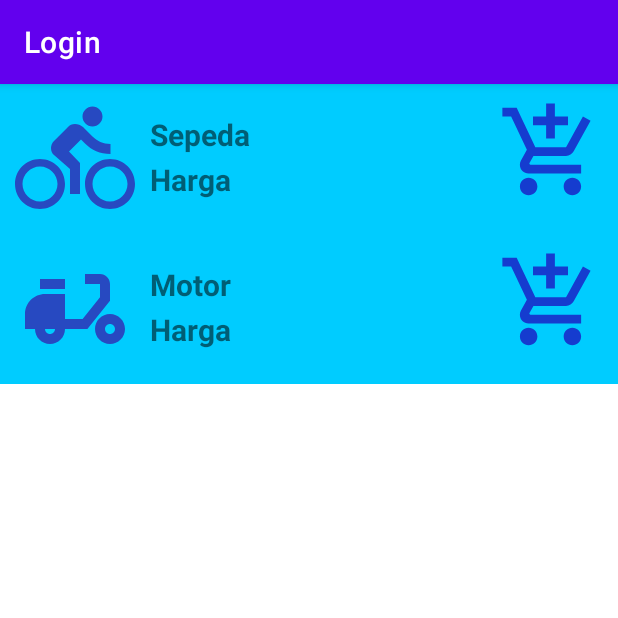
After one commit to rifqihuda/Login, an Android app: the Barang screen opened directly, with no data from a screen before it, on a phone screen of 412 x 824 dp, the top half of it. The commit adds this screen. Run offline under Robolectric (Android 15) with nearby library versions, the phone set to English and light mode, and no system bars.

Commit message:
CommitLogin

```diff
--- /dev/null
+++ b/app/src/main/java/com/example/login/Adapter/Adapter_Barang.java
@@ -0,0 +1,61 @@
+package com.example.login.Adapter;
+
+import android.annotation.SuppressLint;
+import android.content.Context;
+import android.view.LayoutInflater;
+import android.view.View;
+import android.view.ViewGroup;
+import android.widget.ImageView;
+import android.widget.TextView;
+
+import androidx.annotation.NonNull;
+import androidx.recyclerview.widget.RecyclerView;
+
+import com.example.login.Model.m_barang;
+import com.example.login.R;
+
+import java.util.ArrayList;
+
+public class Adapter_Barang extends RecyclerView.Adapter<Adapter_Barang.BarangViewHolder> {
+    private final Context mCtx;
+    private final ArrayList<m_barang> listBarang;
+
+    public Adapter_Barang(Context mCtx, ArrayList<m_barang> listHasil) {
+        this.mCtx = mCtx;
+        this.listBarang = listHasil;
+    }
+
+    @NonNull
+    @Override
+    public BarangViewHolder onCreateViewHolder(@NonNull ViewGroup parent, int viewType) {
+        LayoutInflater inflater = LayoutInflater.from(mCtx);
+        @SuppressLint("InflateParams") View view = inflater.inflate(R.layout.list_barang, null);
+        return new BarangViewHolder(view);
+    }
+
+    @Override
+    public void onBindViewHolder(@NonNull BarangViewHolder holder, int position) {
+        m_barang mb = listBarang.get(position);
+        holder.tvNama.setText(mb.getNama_barang());
+        holder.imgBarang.setImageResource(mb.getImg());
+//        holder.tvNama.setText(mb.nama_barang);
+    }
+
+    @Override
+    public int getItemCount() {
+        return listBarang.size();
+    }
+
+    static class BarangViewHolder extends RecyclerView.ViewHolder {
+
+        TextView tvNama;
+        ImageView imgBarang;
+
+        public BarangViewHolder(View itemView) {
+            super(itemView);
+
+            tvNama = itemView.findViewById(R.id.tvNama);
+            imgBarang = itemView.findViewById(R.id.imgBrg);
+        }
+    }
+}
--- /dev/null
+++ b/app/src/main/java/com/example/login/Barang.java
@@ -0,0 +1,54 @@
+package com.example.login;
+
+import android.os.Bundle;
+
+import androidx.appcompat.app.AppCompatActivity;
+import androidx.recyclerview.widget.LinearLayoutManager;
+import androidx.recyclerview.widget.RecyclerView;
+
+import com.example.login.Adapter.Adapter_Barang;
+import com.example.login.Model.m_barang;
+
+import java.util.ArrayList;
+
+public class Barang extends AppCompatActivity {
+    RecyclerView lvBarang;
+    ArrayList<m_barang> data;
+    Adapter_Barang adp;
+
+    @Override
+    protected void onCreate(Bundle savedInstanceState) {
+        super.onCreate(savedInstanceState);
+        setContentView(R.layout.activity_barang);
+
+        lvBarang = findViewById(R.id.lvBarang);
+
+        dataBarang();
+
+    }
+
+    public void dataBarang(){
+//        ArrayList<String> dataB = new ArrayList<>();
+//        dataB.add("Monitor");
+//        dataB.add("Mouse");
+//        dataB.add("Processor");
+//        dataB.add("Printer");
+//
+////        ArrayAdapter<String> adapter = new ArrayAdapter<String>(this,
+////                android.R.layout.simple_list_item_1, android.R.id.text1, dataB);
+////
+//        ArrayAdapter<String> adp = new ArrayAdapter<>(this,
+//                android.R.layout.simple_list_item_1, dataB);
+//
+//        lvBarang.setAdapter(adp);
+        data = new ArrayList<>();
+        data.add(new m_barang("Sepeda", R.drawable.ic_bike));
+        data.add(new m_barang("Motor", R.drawable.ic_motor));
+        adp = new Adapter_Barang(this, data);
+        LinearLayoutManager llm = new LinearLayoutManager(getApplicationContext());
+        llm.setOrientation(LinearLayoutManager.VERTICAL);
+        lvBarang.setLayoutManager(llm);
+        lvBarang.setAdapter(adp);
+    }
+
+}
--- a/app/src/main/java/com/example/login/Dashboard.java
+++ b/app/src/main/java/com/example/login/Dashboard.java
@@ -1,15 +1,18 @@
 package com.example.login;
+
+import android.content.Intent;
+import android.os.Bundle;
+import android.widget.TextView;
 
 import androidx.appcompat.app.AppCompatActivity;
 
-import android.os.Bundle;
-import android.widget.TextView;
-
 import com.example.login.helper.Helper;
+import com.google.android.material.imageview.ShapeableImageView;
 
 public class Dashboard extends AppCompatActivity {
 
     TextView tvUsername;
+    ShapeableImageView imgBocil;
 
     @Override
     protected void onCreate(Bundle savedInstanceState) {
@@ -17,7 +20,11 @@ public class Dashboard extends AppCompatActivity {
         setContentView(R.layout.activity_dashboard);
 
         tvUsername = findViewById(R.id.tvUsername);
+        imgBocil = findViewById(R.id.imgBocil);
 
         tvUsername.setText(Helper.getUsername());
+
+        imgBocil.setOnClickListener(view -> startActivity(new Intent(this, Barang.class)));
+
     }
 }
--- /dev/null
+++ b/app/src/main/java/com/example/login/Model/m_barang.java
@@ -0,0 +1,42 @@
+package com.example.login.Model;
+
+public class m_barang {
+    String id;
+    String nama_barang;
+    int img;
+
+    public m_barang(String nama_barang, int img) {
+        this.nama_barang = nama_barang;
+        this.img = img;
+    }
+
+    public m_barang(String id, String nama_barang, int img) {
+        this.id = id;
+        this.nama_barang = nama_barang;
+        this.img = img;
+    }
+
+    public String getId() {
+        return id;
+    }
+
+    public void setId(String id) {
+        this.id = id;
+    }
+
+    public String getNama_barang() {
+        return nama_barang;
+    }
+
+    public void setNama_barang(String nama_barang) {
+        this.nama_barang = nama_barang;
+    }
+
+    public int getImg() {
+        return img;
+    }
+
+    public void setImg(int img) {
+        this.img = img;
+    }
+}
--- /dev/null
+++ b/app/src/main/res/drawable/ic_bike.xml
@@ -0,0 +1,5 @@
+<vector android:autoMirrored="true" android:height="24dp"
+    android:tint="#2749C1" android:viewportHeight="24"
+    android:viewportWidth="24" android:width="24dp" xmlns:android="http://schemas.android.com/apk/res/android">
+    <path android:fillColor="@android:color/white" android:pathData="M15.5,5.5c1.1,0 2,-0.9 2,-2s-0.9,-2 -2,-2 -2,0.9 -2,2 0.9,2 2,2zM5,12c-2.8,0 -5,2.2 -5,5s2.2,5 5,5 5,-2.2 5,-5 -2.2,-5 -5,-5zM5,20.5c-1.9,0 -3.5,-1.6 -3.5,-3.5s1.6,-3.5 3.5,-3.5 3.5,1.6 3.5,3.5 -1.6,3.5 -3.5,3.5zM10.8,10.5l2.4,-2.4 0.8,0.8c1.3,1.3 3,2.1 5.1,2.1L19.1,9c-1.5,0 -2.7,-0.6 -3.6,-1.5l-1.9,-1.9c-0.5,-0.4 -1,-0.6 -1.6,-0.6s-1.1,0.2 -1.4,0.6L7.8,8.4c-0.4,0.4 -0.6,0.9 -0.6,1.4 0,0.6 0.2,1.1 0.6,1.4L11,14v5h2v-6.2l-2.2,-2.3zM19,12c-2.8,0 -5,2.2 -5,5s2.2,5 5,5 5,-2.2 5,-5 -2.2,-5 -5,-5zM19,20.5c-1.9,0 -3.5,-1.6 -3.5,-3.5s1.6,-3.5 3.5,-3.5 3.5,1.6 3.5,3.5 -1.6,3.5 -3.5,3.5z"/>
+</vector>
--- a/app/src/main/res/drawable/ic_bocil.xml
+++ b/app/src/main/res/drawable/ic_bocil.xml
@@ -1,7 +1,5 @@
 <vector android:height="24dp" android:tint="#2749C1"
     android:viewportHeight="24" android:viewportWidth="24"
     android:width="24dp" xmlns:android="http://schemas.android.com/apk/res/android">
-    <path android:fillColor="@android:color/white" android:pathData="M14.5,10.5m-1.25,0a1.25,1.25 0,1 1,2.5 0a1.25,1.25 0,1 1,-2.5 0"/>
-    <path android:fillColor="@android:color/white" android:pathData="M9.5,10.5m-1.25,0a1.25,1.25 0,1 1,2.5 0a1.25,1.25 0,1 1,-2.5 0"/>
-    <path android:fillColor="@android:color/white" android:pathData="M22.94,12.66c0.04,-0.21 0.06,-0.43 0.06,-0.66s-0.02,-0.45 -0.06,-0.66c-0.25,-1.51 -1.36,-2.74 -2.81,-3.17 -0.53,-1.12 -1.28,-2.1 -2.19,-2.91C16.36,3.85 14.28,3 12,3s-4.36,0.85 -5.94,2.26c-0.92,0.81 -1.67,1.8 -2.19,2.91 -1.45,0.43 -2.56,1.65 -2.81,3.17 -0.04,0.21 -0.06,0.43 -0.06,0.66s0.02,0.45 0.06,0.66c0.25,1.51 1.36,2.74 2.81,3.17 0.52,1.11 1.27,2.09 2.17,2.89C7.62,20.14 9.71,21 12,21s4.38,-0.86 5.97,-2.28c0.9,-0.8 1.65,-1.79 2.17,-2.89 1.44,-0.43 2.55,-1.65 2.8,-3.17zM19,14c-0.1,0 -0.19,-0.02 -0.29,-0.03 -0.2,0.67 -0.49,1.29 -0.86,1.86C16.6,17.74 14.45,19 12,19s-4.6,-1.26 -5.85,-3.17c-0.37,-0.57 -0.66,-1.19 -0.86,-1.86 -0.1,0.01 -0.19,0.03 -0.29,0.03 -1.1,0 -2,-0.9 -2,-2s0.9,-2 2,-2c0.1,0 0.19,0.02 0.29,0.03 0.2,-0.67 0.49,-1.29 0.86,-1.86C7.4,6.26 9.55,5 12,5s4.6,1.26 5.85,3.17c0.37,0.57 0.66,1.19 0.86,1.86 0.1,-0.01 0.19,-0.03 0.29,-0.03 1.1,0 2,0.9 2,2s-0.9,2 -2,2zM7.5,14c0.76,1.77 2.49,3 4.5,3s3.74,-1.23 4.5,-3h-9z"/>
+    <path android:fillColor="@android:color/white" android:pathData="M2,20h20v-4L2,16v4zM4,17h2v2L4,19v-2zM2,4v4h20L22,4L2,4zM6,7L4,7L4,5h2v2zM2,14h20v-4L2,10v4zM4,11h2v2L4,13v-2z"/>
 </vector>
--- /dev/null
+++ b/app/src/main/res/drawable/ic_cart.xml
@@ -0,0 +1,5 @@
+<vector android:height="24dp" android:tint="#153CCF"
+    android:viewportHeight="24" android:viewportWidth="24"
+    android:width="24dp" xmlns:android="http://schemas.android.com/apk/res/android">
+    <path android:fillColor="@android:color/white" android:pathData="M11,9h2L13,6h3L16,4h-3L13,1h-2v3L8,4v2h3v3zM7,18c-1.1,0 -1.99,0.9 -1.99,2S5.9,22 7,22s2,-0.9 2,-2 -0.9,-2 -2,-2zM17,18c-1.1,0 -1.99,0.9 -1.99,2s0.89,2 1.99,2 2,-0.9 2,-2 -0.9,-2 -2,-2zM7.17,14.75l0.03,-0.12 0.9,-1.63h7.45c0.75,0 1.41,-0.41 1.75,-1.03l3.86,-7.01L19.42,4h-0.01l-1.1,2 -2.76,5L8.53,11l-0.13,-0.27L6.16,6l-0.95,-2 -0.94,-2L1,2v2h2l3.6,7.59 -1.35,2.45c-0.16,0.28 -0.25,0.61 -0.25,0.96 0,1.1 0.9,2 2,2h12v-2L7.42,15c-0.13,0 -0.25,-0.11 -0.25,-0.25z"/>
+</vector>
--- /dev/null
+++ b/app/src/main/res/drawable/ic_motor.xml
@@ -0,0 +1,7 @@
+<vector android:height="24dp" android:tint="#2749C1"
+    android:viewportHeight="24" android:viewportWidth="24"
+    android:width="24dp" xmlns:android="http://schemas.android.com/apk/res/android">
+    <path android:fillColor="@android:color/white" android:pathData="M19,7c0,-1.1 -0.9,-2 -2,-2h-3v2h3v2.65L13.52,14H10V9H6c-2.21,0 -4,1.79 -4,4v3h2c0,1.66 1.34,3 3,3s3,-1.34 3,-3h4.48L19,10.35V7zM7,17c-0.55,0 -1,-0.45 -1,-1h2C8,16.55 7.55,17 7,17z"/>
+    <path android:fillColor="@android:color/white" android:pathData="M5,6h5v2h-5z"/>
+    <path android:fillColor="@android:color/white" android:pathData="M19,13c-1.66,0 -3,1.34 -3,3s1.34,3 3,3s3,-1.34 3,-3S20.66,13 19,13zM19,17c-0.55,0 -1,-0.45 -1,-1s0.45,-1 1,-1s1,0.45 1,1S19.55,17 19,17z"/>
+</vector>
--- /dev/null
+++ b/app/src/main/res/drawable/ic_shadow.xml
@@ -0,0 +1,5 @@
+<vector android:height="24dp" android:tint="#5E7DEE"
+    android:viewportHeight="24" android:viewportWidth="24"
+    android:width="24dp" xmlns:android="http://schemas.android.com/apk/res/android">
+    <path android:fillColor="@android:color/white" android:pathData="M12,4c-2.73,0 -5.22,0.24 -7.95,0.72l-0.93,0.16 -0.25,0.9C2.29,7.85 2,9.93 2,12s0.29,4.15 0.87,6.22l0.25,0.89 0.93,0.16c2.73,0.49 5.22,0.73 7.95,0.73s5.22,-0.24 7.95,-0.72l0.93,-0.16 0.25,-0.89c0.58,-2.08 0.87,-4.16 0.87,-6.23s-0.29,-4.15 -0.87,-6.22l-0.25,-0.89 -0.93,-0.16C17.22,4.24 14.73,4 12,4z"/>
+</vector>
--- /dev/null
+++ b/app/src/main/res/layout/activity_barang.xml
@@ -0,0 +1,13 @@
+<?xml version="1.0" encoding="utf-8"?>
+<RelativeLayout xmlns:android="http://schemas.android.com/apk/res/android"
+    xmlns:tools="http://schemas.android.com/tools"
+    android:layout_width="match_parent"
+    android:layout_height="match_parent"
+    tools:context=".Barang">
+
+    <androidx.recyclerview.widget.RecyclerView
+        android:id="@+id/lvBarang"
+        android:layout_width="match_parent"
+        android:layout_height="match_parent"/>
+
+</RelativeLayout>
--- a/app/src/main/res/layout/activity_dashboard.xml
+++ b/app/src/main/res/layout/activity_dashboard.xml
@@ -52,15 +52,15 @@
     <com.google.android.material.imageview.ShapeableImageView
         android:id="@+id/imgSedih"
         android:layout_width="150dp"
+        android:layout_height="150dp"
         android:layout_below="@+id/vwGaris"
-        android:layout_height="150dp"
+        android:layout_alignParentEnd="true"
         android:layout_marginStart="20dp"
+        android:layout_marginTop="30dp"
         android:layout_marginEnd="20dp"
-        android:layout_marginTop="30dp"
         android:src="@drawable/ic_sedih"
         app:strokeColor="@color/biru"
-        app:strokeWidth="8dp"
-        android:layout_alignParentEnd="true"/>
+        app:strokeWidth="8dp" />
 
     <com.google.android.material.imageview.ShapeableImageView
         android:id="@+id/imgSenyum"
--- /dev/null
+++ b/app/src/main/res/layout/list_barang.xml
@@ -0,0 +1,51 @@
+<?xml version="1.0" encoding="utf-8"?>
+<RelativeLayout xmlns:android="http://schemas.android.com/apk/res/android"
+    xmlns:tools="http://schemas.android.com/tools"
+    android:background="@color/skyblue"
+    android:layout_width="match_parent"
+    android:layout_height="wrap_content">
+
+    <ImageView
+        android:id="@+id/imgBrg"
+        android:src="@drawable/ic_bocil"
+        android:layout_margin="10dp"
+        android:layout_width="80dp"
+        android:layout_height="80dp"
+        tools:ignore="ContentDescription" />
+
+    <TextView
+        android:id="@+id/tvNama"
+        android:text="Nama Barang"
+        android:textSize="20sp"
+        android:textStyle="bold"
+        android:layout_toEndOf="@id/imgBrg"
+        android:layout_marginTop="20dp"
+        android:layout_width="wrap_content"
+        android:layout_height="wrap_content"
+        tools:ignore="HardcodedText" />
+
+    <ImageView
+        android:id="@+id/imgCart"
+        android:layout_width="70dp"
+        android:layout_height="70dp"
+        android:layout_alignParentEnd="true"
+        android:layout_marginStart="10dp"
+        android:layout_marginTop="10dp"
+        android:layout_marginEnd="10dp"
+        android:layout_marginBottom="10dp"
+        android:src="@drawable/ic_cart"
+        tools:ignore="ContentDescription" />
+
+    <TextView
+        android:id="@+id/tvHarga"
+        android:text="Harga"
+        android:textSize="20sp"
+        android:textStyle="bold"
+        android:layout_toEndOf="@id/imgBrg"
+        android:layout_marginTop="50dp"
+        android:layout_width="wrap_content"
+        android:layout_height="wrap_content"
+        tools:ignore="HardcodedText" />
+
+
+</RelativeLayout>
```
Also changed, not shown: app/src/main/AndroidManifest.xml (+6 -3 lines).
